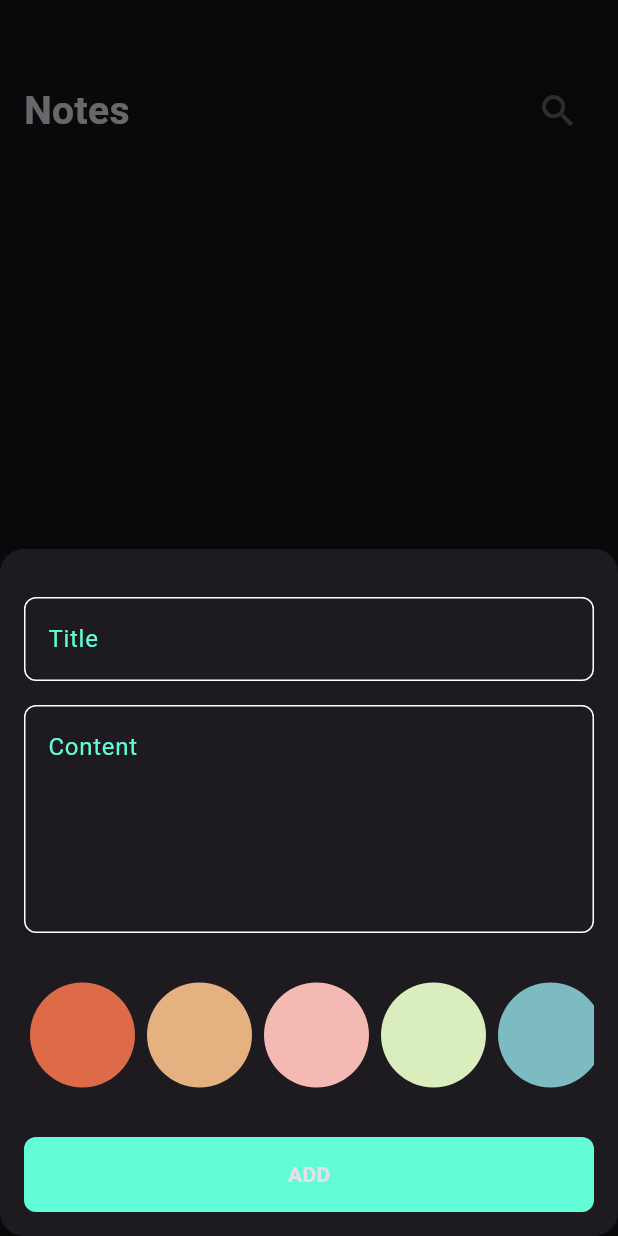
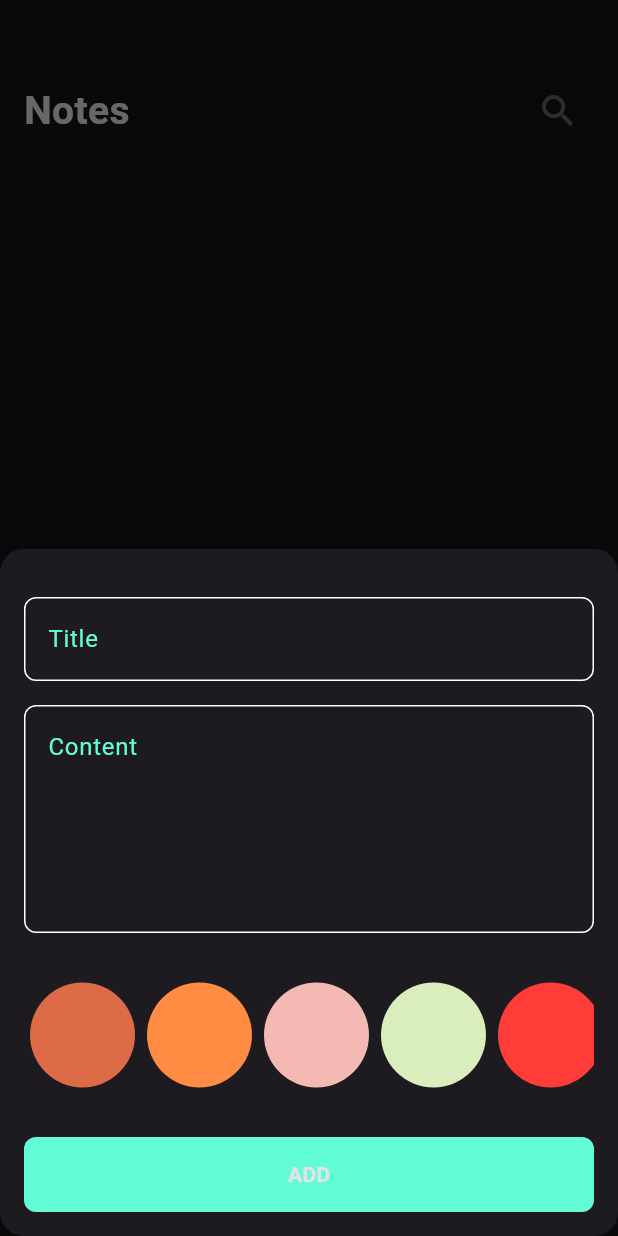
Before and after one commit to Mohamed-Abdalla1/notes-app, a Flutter app: the screen it shows after launch, after a tap on the "add" icon, on a phone screen of 412 x 824 dp. Run offline on Flutter 3.47's test engine with Material 3 defaults, Android fonts, the phone set to English and light mode, and no system bars; our stand-ins replace bloc, flutter_bloc, hive, hive_flutter; accounts and stored records are empty; Roboto replaces fonts that are missing (Poppins).

Commit message:
finish edit note

```diff
--- a/lib/views/widgets/color_item.dart
+++ b/lib/views/widgets/color_item.dart
@@ -1,5 +1,6 @@
 import 'package:flutter/material.dart';
 import 'package:flutter_bloc/flutter_bloc.dart';
+import 'package:notes_app/constants.dart';
 import 'package:notes_app/cubits/add_note_cubit/cubit/add_note_cubit.dart';
 
 class ColorItem extends StatelessWidget {
@@ -32,20 +33,14 @@ class ColorsList extends StatefulWidget {
 }
 
 class _ColorsListState extends State<ColorsList> {
-  List<Color> colors = const [
-    Color(0xffDE6B48),
-    Color(0xffE5B181),
-    Color(0xffF4B9B2),
-    Color(0xffDAEDBD),
-    Color(0xff7DBBC3),
-  ];
+
   int? currentIndex;
   @override
   Widget build(BuildContext context) {
     return SizedBox(
       height: 38 * 2,
       child: ListView.builder(
-        itemCount: colors.length,
+        itemCount: kColors.length,
         scrollDirection: Axis.horizontal,
         itemBuilder: (context, index) {
           return Padding(
@@ -53,11 +48,11 @@ class _ColorsListState extends State<ColorsList> {
             child: GestureDetector(
               onTap: () {
                 currentIndex = index;
-                BlocProvider.of<AddNoteCubit>(context).color = colors[index];
+                BlocProvider.of<AddNoteCubit>(context).color = kColors[index];
                 setState(() {});
               },
               child: ColorItem(
-                color: colors[index],
+                color: kColors[index],
                 isActive: currentIndex == index,
               ),
             ),
--- a/lib/views/widgets/custom_note_item.dart
+++ b/lib/views/widgets/custom_note_item.dart
@@ -53,7 +53,7 @@ class CustomNoteItem extends StatelessWidget {
                     notesModel.delete();
                     BlocProvider.of<NotesCubit>(context).fetchAllNotes();
                   },
-                  icon: Icon(Icons.delete),
+                  icon:const Icon(Icons.delete),
                   color: Colors.black,
                 ),
               ),
```
Also changed, not shown: lib/constants.dart (+8 -0 lines), lib/views/widgets/edit_notes_body.dart (+8 -1 lines), lib/views/widgets/edit_notes_colors_list.dart (added, +50 -0 lines).
